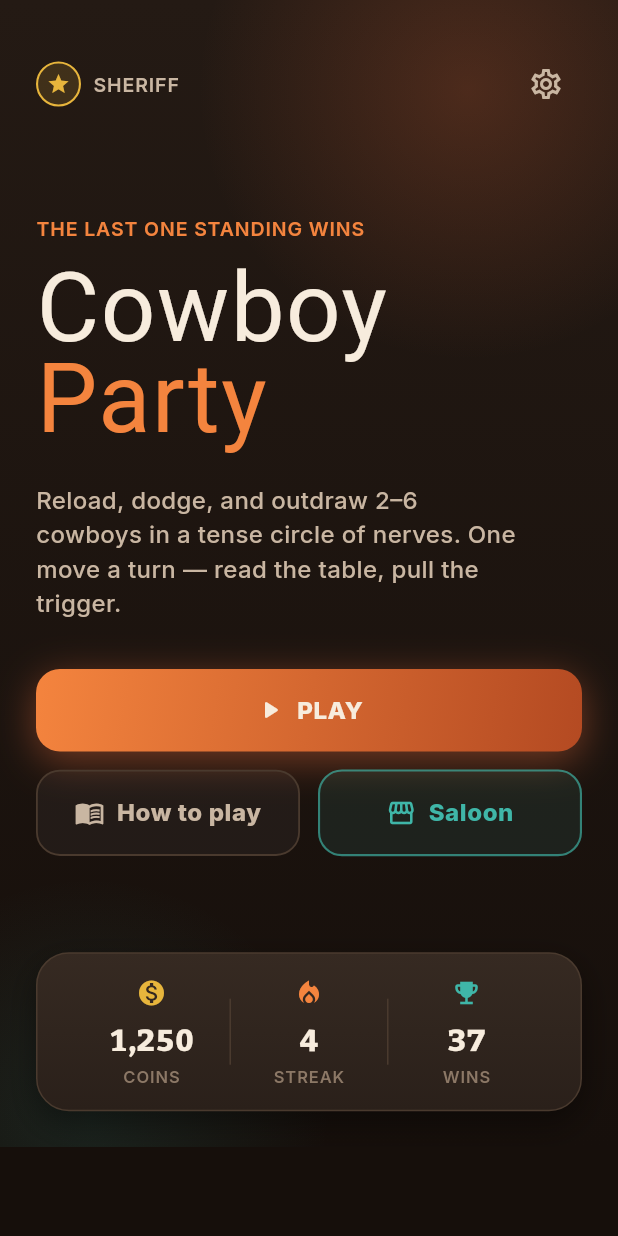
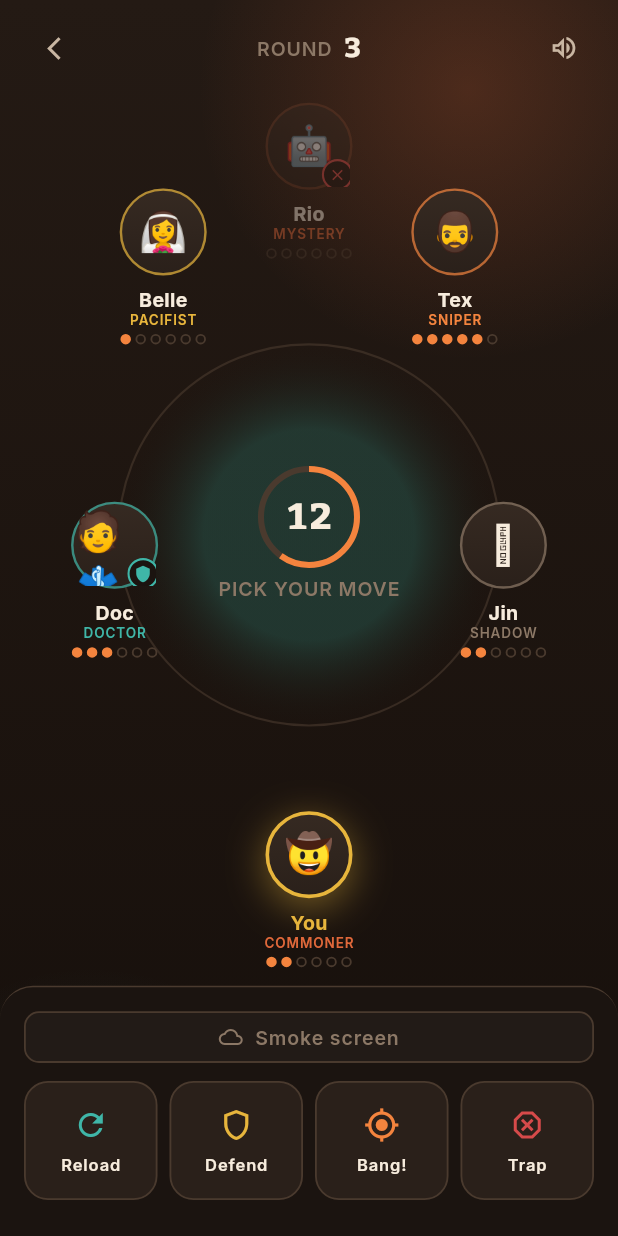
Before and after one commit to doonghwi/cowboy-redesign, a Flutter app: the screen it shows after launch, after a tap on "PLAY", on a phone screen of 412 x 824 dp. Run offline on Flutter 3.47's test engine with Material 3 defaults, Android fonts, the phone set to English and light mode, and no system bars; our stand-ins replace google_fonts; network calls fail; Roboto replaces fonts that are missing (Rye).

Commit message:
Cycle 2: game table screen (seats, timer, action bar)
- Player view-model + demo table (lib/models/player.dart)
- PlayerSeat: avatar token, role label, ammo pips, shield/down status
- ActionBar: parallel toggle + core actions (Reload/Defend/Bang!/Trap)
- GameTableScreen: Align-based seat ring (2-6), felt table, turn timer
- Home PLAY navigates to table; /table route for deep-link
- CowboyButton label made overflow-safe (Flexible+ellipsis)
- analyze 0, 2 tests pass, web verified via screenshot (shots/table_phone.png)

```diff
--- a/lib/design/components.dart
+++ b/lib/design/components.dart
@@ -130,7 +130,15 @@ class _CowboyButtonState extends State<CowboyButton> {
           Icon(widget.icon, size: 20, color: fg),
           const SizedBox(width: CSpace.xs),
         ],
-        Text(widget.label, style: CType.button(color: fg)),
+        Flexible(
+          child: Text(
+            widget.label,
+            style: CType.button(color: fg),
+            maxLines: 1,
+            overflow: TextOverflow.ellipsis,
+            textAlign: TextAlign.center,
+          ),
+        ),
       ],
     );
 
--- a/lib/main.dart
+++ b/lib/main.dart
@@ -2,6 +2,7 @@ import 'package:flutter/material.dart';
 
 import 'dailyapp_stats.dart';
 import 'design/theme.dart';
+import 'screens/game_table_screen.dart';
 import 'screens/home_screen.dart';
 
 void main() {
@@ -27,7 +28,11 @@ class CowboyRedesignApp extends StatelessWidget {
       title: 'Cowboy Party',
       debugShowCheckedModeBanner: false,
       theme: buildCowboyTheme(),
-      home: const HomeScreen(),
+      initialRoute: '/',
+      routes: {
+        '/': (_) => const HomeScreen(),
+        '/table': (_) => const GameTableScreen(),
+      },
     );
   }
 }
--- /dev/null
+++ b/lib/models/player.dart
@@ -0,0 +1,43 @@
+import 'package:flutter/material.dart';
+
+import '../design/tokens.dart';
+
+/// A seat at the table. Pure view-model for the redesign prototype — game
+/// logic lives in cowboy_party and is ported later. Just enough state to draw
+/// a beautiful, believable table.
+@immutable
+class Player {
+  const Player({
+    required this.name,
+    required this.emoji,
+    required this.ammo,
+    this.maxAmmo = 6,
+    this.alive = true,
+    this.shielded = false,
+    this.isYou = false,
+    this.role,
+    this.roleColor,
+  });
+
+  final String name;
+  final String emoji;
+  final int ammo;
+  final int maxAmmo;
+  final bool alive;
+  final bool shielded;
+  final bool isYou;
+
+  /// Optional character/role label (e.g. "Sniper") and its accent colour.
+  final String? role;
+  final Color? roleColor;
+
+  /// Demo table — you plus five rivals around the circle.
+  static const List<Player> demoTable = [
+    Player(name: 'You', emoji: '🤠', ammo: 2, isYou: true, role: 'Commoner'),
+    Player(name: 'Doc', emoji: '🧑‍⚕️', ammo: 3, shielded: true, role: 'Doctor', roleColor: CColors.accent),
+    Player(name: 'Belle', emoji: '👰', ammo: 1, role: 'Pacifist', roleColor: CColors.gold),
+    Player(name: 'Rio', emoji: '🤖', ammo: 0, alive: false, role: 'Mystery'),
+    Player(name: 'Tex', emoji: '🧔', ammo: 5, role: 'Sniper', roleColor: CColors.primaryBright),
+    Player(name: 'Jin', emoji: '🥷', ammo: 2, role: 'Shadow', roleColor: CColors.textLow),
+  ];
+}
--- /dev/null
+++ b/lib/screens/game_table_screen.dart
@@ -0,0 +1,196 @@
+import 'dart:math' as math;
+
+import 'package:flutter/material.dart';
+
+import '../design/components.dart';
+import '../design/theme.dart';
+import '../design/tokens.dart';
+import '../models/player.dart';
+import '../widgets/action_bar.dart';
+import '../widgets/player_seat.dart';
+
+/// The game table — the centerpiece. Cowboys arranged around a western felt
+/// table, a turn timer in the middle, and the action bar pinned to the bottom.
+class GameTableScreen extends StatefulWidget {
+  const GameTableScreen({super.key, this.players = Player.demoTable});
+  final List<Player> players;
+
+  @override
+  State<GameTableScreen> createState() => _GameTableScreenState();
+}
+
+class _GameTableScreenState extends State<GameTableScreen> {
+  GameAction? _selected;
+  bool _smoke = false;
+
+  @override
+  Widget build(BuildContext context) {
+    return Scaffold(
+      body: DuskBackground(
+        child: SafeArea(
+          child: Column(
+            children: [
+              const _TableTopBar(round: 3),
+              Expanded(child: _TableArena(players: widget.players)),
+              ActionBar(
+                selected: _selected,
+                onSelect: (a) => setState(() => _selected = _selected == a ? null : a),
+                parallelLabel: 'Smoke screen',
+                parallelOn: _smoke,
+                onParallelToggle: () => setState(() => _smoke = !_smoke),
+              ),
+            ],
+          ),
+        ),
+      ),
+    );
+  }
+}
+
+class _TableTopBar extends StatelessWidget {
+  const _TableTopBar({required this.round});
+  final int round;
+  @override
+  Widget build(BuildContext context) {
+    return Padding(
+      padding: const EdgeInsets.fromLTRB(CSpace.sm, CSpace.xs, CSpace.sm, 0),
+      child: Row(
+        children: [
+          IconButton(
+            onPressed: () => Navigator.of(context).maybePop(),
+            icon: const Icon(Icons.arrow_back_ios_new, color: CColors.textMid, size: 18),
+          ),
+          const Spacer(),
+          const SectionLabel('Round'),
+          const SizedBox(width: CSpace.xs),
+          Text('$round', style: CType.stat(size: 18)),
+          const Spacer(),
+          IconButton(
+            onPressed: () {},
+            icon: const Icon(Icons.volume_up_outlined, color: CColors.textMid, size: 20),
+          ),
+        ],
+      ),
+    );
+  }
+}
+
+/// Lays the seats out around an ellipse, "You" anchored at the bottom.
+class _TableArena extends StatelessWidget {
+  const _TableArena({required this.players});
+  final List<Player> players;
+
+  /// Seat positions as Alignment(x, y) ∈ [-1, 1], indexed by table size.
+  /// "You" is always the last entry (bottom-centre); rivals ring the top.
+  static const Map<int, List<Alignment>> _layouts = {
+    2: [Alignment(0, -0.92), Alignment(0, 0.95)],
+    3: [Alignment(-0.85, -0.45), Alignment(0.85, -0.45), Alignment(0, 0.95)],
+    4: [
+      Alignment(-0.9, -0.1),
+      Alignment(0, -0.92),
+      Alignment(0.9, -0.1),
+      Alignment(0, 0.95),
+    ],
+    5: [
+      Alignment(-0.78, 0.05),
+      Alignment(-0.5, -0.78),
+      Alignment(0.5, -0.78),
+      Alignment(0.78, 0.05),
+      Alignment(0, 0.95),
+    ],
+    6: [
+      Alignment(-0.8, 0.12),
+      Alignment(-0.6, -0.72),
+      Alignment(0, -0.95),
+      Alignment(0.6, -0.72),
+      Alignment(0.8, 0.12),
+      Alignment(0, 0.95),
+    ],
+  };
+
+  @override
+  Widget build(BuildContext context) {
+    return LayoutBuilder(
+      builder: (context, c) {
+        // Order players so "You" is last (mapped to the bottom-centre slot).
+        final you = players.firstWhere((p) => p.isYou, orElse: () => players.first);
+        final ordered = [...players.where((p) => p != you), you];
+        final n = ordered.length.clamp(2, 6);
+        final slots = _layouts[n] ?? _layouts[6]!;
+
+        final feltSize = math.min(c.maxWidth, c.maxHeight) * 0.62;
+
+        return Stack(
+          alignment: Alignment.center,
+          children: [
+            _FeltTable(size: feltSize),
+            const _CenterTimer(seconds: 12),
+            for (var i = 0; i < ordered.length && i < slots.length; i++)
+              Align(
+                alignment: slots[i],
+                child: SizedBox(
+                  width: 88,
+                  child: PlayerSeat(player: ordered[i], highlight: ordered[i].isYou),
+                ),
+              ),
+          ],
+        );
+      },
+    );
+  }
+}
+
+class _FeltTable extends StatelessWidget {
+  const _FeltTable({required this.size});
+  final double size;
+  @override
+  Widget build(BuildContext context) {
+    return Container(
+      width: size,
+      height: size,
+      decoration: BoxDecoration(
+        shape: BoxShape.circle,
+        gradient: RadialGradient(
+          colors: [CColors.accentDeep.withValues(alpha: 0.30), CColors.ink.withValues(alpha: 0.0)],
+          stops: const [0.55, 1.0],
+        ),
+        border: Border.all(color: CColors.line.withValues(alpha: 0.6), width: 1.4),
+      ),
+    );
+  }
+}
+
+class _CenterTimer extends StatelessWidget {
+  const _CenterTimer({required this.seconds});
+  final int seconds;
+  @override
+  Widget build(BuildContext context) {
+    return Column(
+      mainAxisSize: MainAxisSize.min,
+      children: [
+        SizedBox(
+          width: 64,
+          height: 64,
+          child: Stack(
+            alignment: Alignment.center,
+            children: [
+              SizedBox(
+                width: 64,
+                height: 64,
+                child: CircularProgressIndicator(
+                  value: seconds / 20,
+                  strokeWidth: 4,
+                  backgroundColor: CColors.line,
+                  valueColor: const AlwaysStoppedAnimation(CColors.primaryBright),
+                ),
+              ),
+              Text('$seconds', style: CType.stat(size: 24)),
+            ],
+          ),
+        ),
+        const SizedBox(height: CSpace.xs),
+        const SectionLabel('Pick your move'),
+      ],
+    );
+  }
+}
--- a/lib/screens/home_screen.dart
+++ b/lib/screens/home_screen.dart
@@ -3,6 +3,7 @@ import 'package:flutter/material.dart';
 import '../design/components.dart';
 import '../design/theme.dart';
 import '../design/tokens.dart';
+import 'game_table_screen.dart';
 
 /// Home / title screen — the first impression.
 /// Hero wordmark over the dusk sky, a single confident "Play" CTA, secondary
@@ -117,7 +118,9 @@ class _PrimaryCta extends StatelessWidget {
       label: 'PLAY',
       icon: Icons.play_arrow_rounded,
       expand: true,
-      onPressed: () {},
+      onPressed: () => Navigator.of(context).push(
+        MaterialPageRoute(builder: (_) => const GameTableScreen()),
+      ),
     );
   }
 }
--- /dev/null
+++ b/lib/widgets/action_bar.dart
@@ -0,0 +1,150 @@
+import 'package:flutter/material.dart';
+
+import '../design/theme.dart';
+import '../design/tokens.dart';
+
+/// One core action the player can take this turn.
+enum GameAction { reload, defend, shoot, special }
+
+class ActionSpec {
+  const ActionSpec(this.action, this.label, this.icon, this.color, {this.enabled = true});
+  final GameAction action;
+  final String label;
+  final IconData icon;
+  final Color color;
+  final bool enabled;
+}
+
+/// Bottom action bar for the game table.
+///   • A thin parallel-toggle strip on top (e.g. Smoke — used *with* an action).
+///   • The core action row: Reload / Defend / Shoot / Special.
+/// Mirrors cowboy_party's SpecialSlot layout, redrawn in the Desert Dusk style.
+class ActionBar extends StatelessWidget {
+  const ActionBar({
+    super.key,
+    required this.selected,
+    required this.onSelect,
+    this.parallelLabel,
+    this.parallelOn = false,
+    this.onParallelToggle,
+  });
+
+  final GameAction? selected;
+  final ValueChanged<GameAction> onSelect;
+
+  final String? parallelLabel;
+  final bool parallelOn;
+  final VoidCallback? onParallelToggle;
+
+  static const List<ActionSpec> _core = [
+    ActionSpec(GameAction.reload, 'Reload', Icons.refresh, CColors.accent),
+    ActionSpec(GameAction.defend, 'Defend', Icons.shield_outlined, CColors.gold),
+    ActionSpec(GameAction.shoot, 'Bang!', Icons.gps_fixed, CColors.primaryBright),
+    ActionSpec(GameAction.special, 'Trap', Icons.dangerous_outlined, CColors.danger),
+  ];
+
+  @override
+  Widget build(BuildContext context) {
+    return Container(
+      padding: const EdgeInsets.fromLTRB(CSpace.md, CSpace.md, CSpace.md, CSpace.lg),
+      decoration: const BoxDecoration(
+        color: CColors.ink,
+        borderRadius: BorderRadius.vertical(top: Radius.circular(CRadius.lg)),
+        border: Border(top: BorderSide(color: CColors.line)),
+      ),
+      child: Column(
+        mainAxisSize: MainAxisSize.min,
+        children: [
+          if (parallelLabel != null) ...[
+            _ParallelToggle(label: parallelLabel!, on: parallelOn, onTap: onParallelToggle),
+            const SizedBox(height: CSpace.sm),
+          ],
+          Row(
+            children: [
+              for (final spec in _core) ...[
+                Expanded(
+                  child: _ActionTile(
+                    spec: spec,
+                    selected: selected == spec.action,
+                    onTap: spec.enabled ? () => onSelect(spec.action) : null,
+                  ),
+                ),
+                if (spec.action != GameAction.special) const SizedBox(width: CSpace.xs),
+              ],
+            ],
+          ),
+        ],
+      ),
+    );
+  }
+}
+
+class _ParallelToggle extends StatelessWidget {
+  const _ParallelToggle({required this.label, required this.on, required this.onTap});
+  final String label;
+  final bool on;
+  final VoidCallback? onTap;
+  @override
+  Widget build(BuildContext context) {
+    return GestureDetector(
+      onTap: onTap,
+      child: AnimatedContainer(
+        duration: CMotion.fast,
+        width: double.infinity,
+        padding: const EdgeInsets.symmetric(vertical: CSpace.xs, horizontal: CSpace.md),
+        decoration: BoxDecoration(
+          borderRadius: CRadius.brSm,
+          color: on ? CColors.accent.withValues(alpha: 0.16) : Colors.white.withValues(alpha: 0.03),
+          border: Border.all(color: on ? CColors.accent : CColors.line, width: 1.2),
+        ),
+        child: Row(
+          mainAxisAlignment: MainAxisAlignment.center,
+          children: [
+            Icon(Icons.cloud_outlined, size: 16, color: on ? CColors.accent : CColors.textLow),
+            const SizedBox(width: CSpace.xs),
+            Text(label, style: CType.label(color: on ? CColors.accent : CColors.textLow)),
+          ],
+        ),
+      ),
+    );
+  }
+}
+
+class _ActionTile extends StatelessWidget {
+  const _ActionTile({required this.spec, required this.selected, required this.onTap});
+  final ActionSpec spec;
+  final bool selected;
+  final VoidCallback? onTap;
+
+  @override
+  Widget build(BuildContext context) {
+    final enabled = onTap != null;
+    return Opacity(
+      opacity: enabled ? 1 : 0.4,
+      child: GestureDetector(
+        onTap: onTap,
+        child: AnimatedContainer(
+          duration: CMotion.fast,
+          curve: CMotion.curve,
+          padding: const EdgeInsets.symmetric(vertical: CSpace.md),
+          decoration: BoxDecoration(
+            borderRadius: CRadius.brMd,
+            color: selected ? spec.color.withValues(alpha: 0.18) : CColors.surface,
+            border: Border.all(
+              color: selected ? spec.color : CColors.line,
+              width: selected ? 2 : 1.2,
+            ),
+            boxShadow: selected ? CShadow.glow(spec.color) : null,
+          ),
+          child: Column(
+            children: [
+              Icon(spec.icon, size: 24, color: spec.color),
+              const SizedBox(height: CSpace.xs),
+              Text(spec.label, style: CType.label(size: 11, color: CColors.textHi)),
+            ],
+          ),
+        ),
+      ),
+    );
+  }
+}
--- /dev/null
+++ b/lib/widgets/player_seat.dart
@@ -0,0 +1,137 @@
+import 'package:flutter/material.dart';
+
+import '../design/theme.dart';
+import '../design/tokens.dart';
+import '../models/player.dart';
+
+/// A single seat around the table: avatar token, name, ammo pips, and status
+/// (alive / shielded / down). Compact so six fit around a circle on a phone.
+class PlayerSeat extends StatelessWidget {
+  const PlayerSeat({super.key, required this.player, this.highlight = false});
+
+  final Player player;
+
+  /// Whether it's this player's turn / focused.
+  final bool highlight;
+
+  @override
+  Widget build(BuildContext context) {
+    final alive = player.alive;
+    final accent = player.roleColor ?? CColors.primary;
+
+    return Opacity(
+      opacity: alive ? 1 : 0.42,
+      child: Column(
+        mainAxisSize: MainAxisSize.min,
+        children: [
+          _Avatar(player: player, highlight: highlight, accent: accent),
+          const SizedBox(height: CSpace.xs),
+          Text(
+            player.name,
+            style: CType.title(size: 13, color: player.isYou ? CColors.gold : CColors.textHi),
+          ),
+          if (player.role != null)
+            Text(player.role!.toUpperCase(), style: CType.label(size: 9, color: accent)),
+          const SizedBox(height: CSpace.xxs),
+          _AmmoPips(ammo: player.ammo, maxAmmo: player.maxAmmo, alive: alive),
+        ],
+      ),
+    );
+  }
+}
+
+class _Avatar extends StatelessWidget {
+  const _Avatar({required this.player, required this.highlight, required this.accent});
+  final Player player;
+  final bool highlight;
+  final Color accent;
+
+  @override
+  Widget build(BuildContext context) {
+    return Container(
+      width: 58,
+      height: 58,
+      decoration: BoxDecoration(
+        shape: BoxShape.circle,
+        gradient: const LinearGradient(
+          begin: Alignment.topCenter,
+          end: Alignment.bottomCenter,
+          colors: [CColors.surfaceHi, CColors.surface],
+        ),
+        border: Border.all(
+          color: highlight ? CColors.gold : accent.withValues(alpha: player.alive ? 0.7 : 0.3),
+          width: highlight ? 2.4 : 1.6,
+        ),
+        boxShadow: highlight ? CShadow.glow(CColors.gold) : null,
+      ),
+      child: Stack(
+        alignment: Alignment.center,
+        children: [
+          Text(player.emoji, style: const TextStyle(fontSize: 26)),
+          if (player.shielded)
+            const Positioned(
+              right: -2,
+              bottom: -2,
+              child: _StatusDot(icon: Icons.shield, color: CColors.accent),
+            ),
+          if (!player.alive)
+            const Positioned(
+              right: -2,
+              bottom: -2,
+              child: _StatusDot(icon: Icons.close, color: CColors.danger),
+            ),
+        ],
+      ),
+    );
+  }
+}
+
+class _StatusDot extends StatelessWidget {
+  const _StatusDot({required this.icon, required this.color});
+  final IconData icon;
+  final Color color;
+  @override
+  Widget build(BuildContext context) {
+    return Container(
+      padding: const EdgeInsets.all(3),
+      decoration: BoxDecoration(
+        color: CColors.ink,
+        shape: BoxShape.circle,
+        border: Border.all(color: color, width: 1.4),
+      ),
+      child: Icon(icon, size: 12, color: color),
+    );
+  }
+}
+
+class _AmmoPips extends StatelessWidget {
+  const _AmmoPips({required this.ammo, required this.maxAmmo, required this.alive});
+  final int ammo;
+  final int maxAmmo;
+  final bool alive;
+
+  @override
+  Widget build(BuildContext context) {
+    // Show up to 6 pips; filled = loaded round.
+    final count = maxAmmo.clamp(0, 6);
+    return Row(
+      mainAxisSize: MainAxisSize.min,
+      children: List.generate(count, (i) {
+        final filled = i < ammo;
+        return Container(
+          width: 7,
+          height: 7,
+          margin: const EdgeInsets.symmetric(horizontal: 1.5),
+          decoration: BoxDecoration(
+            shape: BoxShape.circle,
+            color: filled ? CColors.primaryBright : Colors.transparent,
+            border: Border.all(
+              color: filled ? CColors.primaryBright : CColors.line,
+              width: 1.2,
+            ),
+          ),
+        );
+      }),
+    );
+  }
+}
```
Also changed, not shown: shots/table_phone.png (added), 2 other files.
